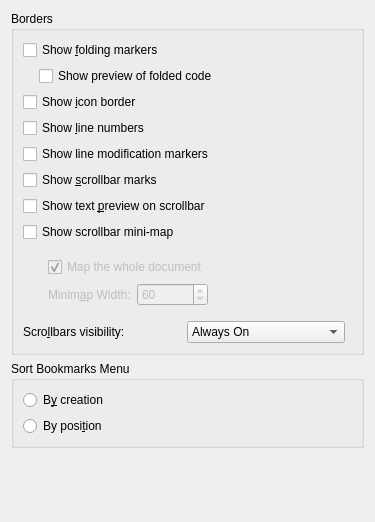
Above: src/dialogs/bordersappearanceconfigwidget.ui from KDE/ktexteditor before the change. Below: the same form after it.
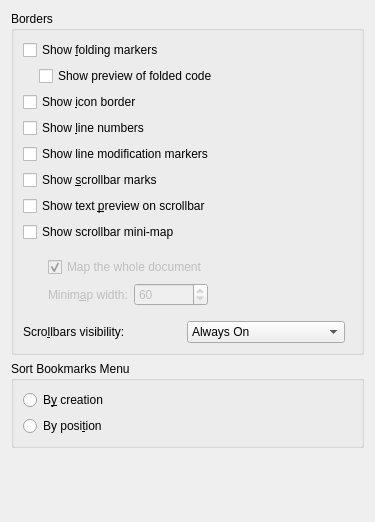
That is the form after the change.

Commit message:
Use sentence style capitalization with label texts of edit fields
Summary: Cmp. https://community.kde.org/KDE_Visual_Design_Group/HIG/Capitalization

Reviewers: #kate, cullmann

Reviewed By: #kate, cullmann

Subscribers: cullmann, kwrite-devel, #frameworks

Tags: #frameworks

```diff
--- a/src/dialogs/bordersappearanceconfigwidget.ui
+++ b/src/dialogs/bordersappearanceconfigwidget.ui
@@ -142,7 +142,7 @@
          <item row="1" column="1">
           <widget class="QLabel" name="labelMiniMapWidth">
            <property name="text">
-            <string>Minim&amp;ap Width:</string>
+            <string>Minim&amp;ap width:</string>
            </property>
            <property name="buddy">
             <cstring>spBoxMiniMapWidth</cstring>
```
The commit also changes 3 other files.
